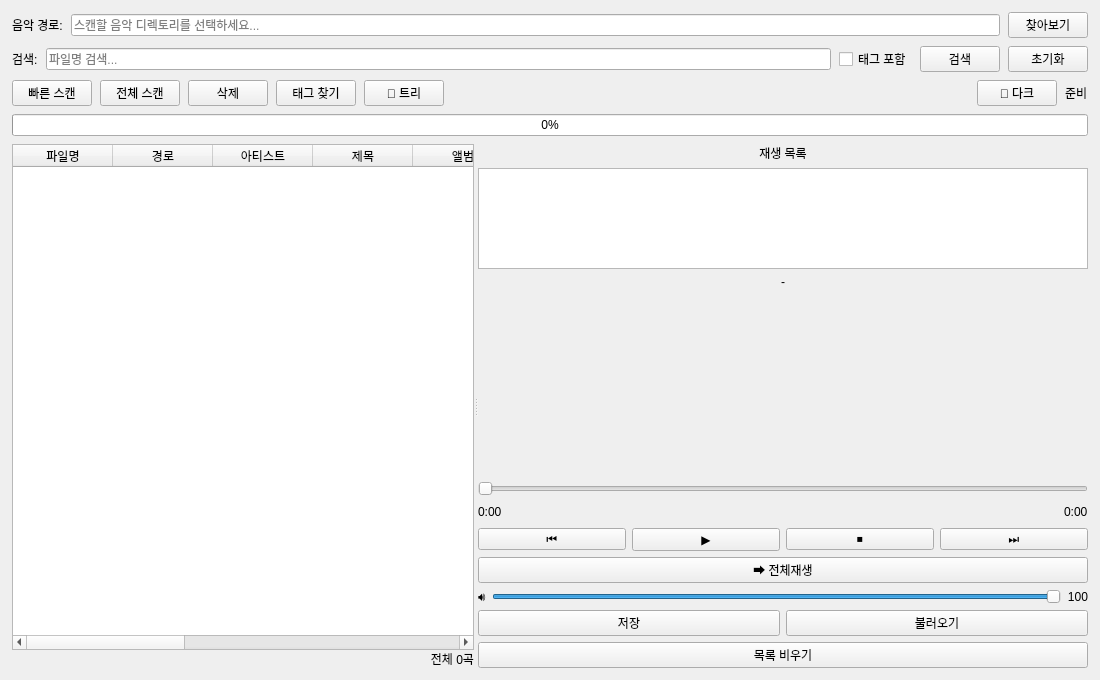
Before: the Qt Designer form src/main_window.ui in musiren/mp3-archive, drawn with Qt 5.
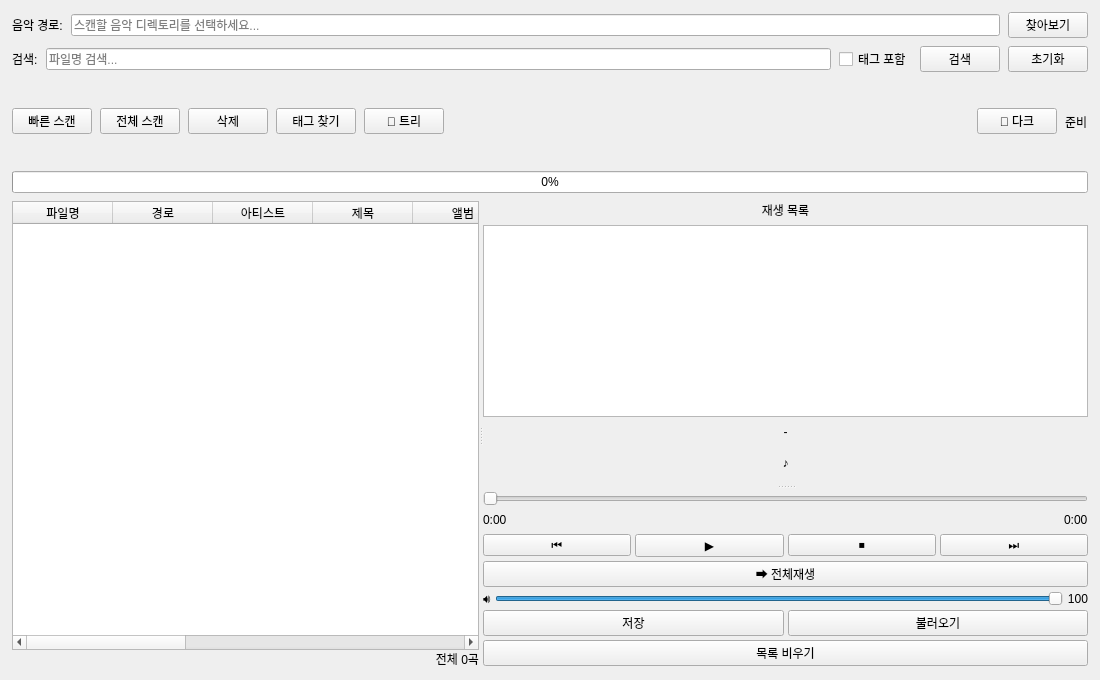
After: the same form once the commit is applied.

Commit message:
main_window: add resizable album art panel via QSplitter
Wrap the album art label and player controls in a vertical QSplitter
(art_splitter) so the user can drag the handle to adjust the album art
height.  The splitter position is saved/restored via QSettings so the
chosen size persists across sessions.

Store the original (unscaled) pixmap in _art_pixmap and always scale
from it on resize, preventing quality degradation from repeated scaling.

https://claude.ai/code/session_01YFDPmPzoyxfymLkiNHqsrJ

```diff
--- a/src/main_window.ui
+++ b/src/main_window.ui
@@ -431,6 +431,22 @@
          </widget>
         </item>
         <item>
+         <widget class="QSplitter" name="art_splitter">
+          <property name="orientation">
+           <enum>Qt::Vertical</enum>
+          </property>
+          <property name="childrenCollapsible">
+           <bool>false</bool>
+          </property>
+          <!-- Top pane: title + album art -->
+          <widget class="QWidget" name="art_panel">
+           <layout class="QVBoxLayout" name="artPanelLayout">
+            <property name="spacing"><number>4</number></property>
+            <property name="leftMargin"><number>0</number></property>
+            <property name="topMargin"><number>2</number></property>
+            <property name="rightMargin"><number>0</number></property>
+            <property name="bottomMargin"><number>2</number></property>
+            <item>
          <widget class="QLabel" name="player_title_label">
           <property name="text">
            <string>-</string>
@@ -449,7 +465,7 @@
            <string>현재 재생 중인 곡의 앨범 아트</string>
           </property>
           <property name="text">
-           <string></string>
+               <string>♪</string>
           </property>
           <property name="alignment">
            <set>Qt::AlignCenter</set>
@@ -457,13 +473,7 @@
           <property name="minimumSize">
            <size>
             <width>0</width>
-            <height>180</height>
-           </size>
-          </property>
-          <property name="maximumSize">
-           <size>
-            <width>16777215</width>
-            <height>220</height>
+                <height>40</height>
            </size>
           </property>
           <property name="scaledContents">
@@ -471,6 +481,16 @@
           </property>
          </widget>
         </item>
+           </layout>
+          </widget>
+          <!-- Bottom pane: player controls -->
+          <widget class="QWidget" name="controls_panel">
+           <layout class="QVBoxLayout" name="controlsPanelLayout">
+            <property name="spacing"><number>4</number></property>
+            <property name="leftMargin"><number>0</number></property>
+            <property name="topMargin"><number>2</number></property>
+            <property name="rightMargin"><number>0</number></property>
+            <property name="bottomMargin"><number>2</number></property>
         <item>
          <widget class="QSlider" name="seek_slider">
           <property name="orientation">
@@ -644,12 +664,12 @@
         </item>
         <item>
          <widget class="QPushButton" name="btn_playlist_clear">
-          <property name="text">
-           <string>목록 비우기</string>
-          </property>
-          <property name="toolTip">
-           <string>재생 목록을 모두 지웁니다</string>
-          </property>
+              <property name="text"><string>목록 비우기</string></property>
+              <property name="toolTip"><string>재생 목록을 모두 지웁니다</string></property>
+             </widget>
+            </item>
+           </layout>
+          </widget>
          </widget>
         </item>
        </layout>
```
Left out of the diff: 82 changed lines with no effect on the pictures. Lines whose indentation alone changed are shown as unchanged. The commit also changes 2 other files.
